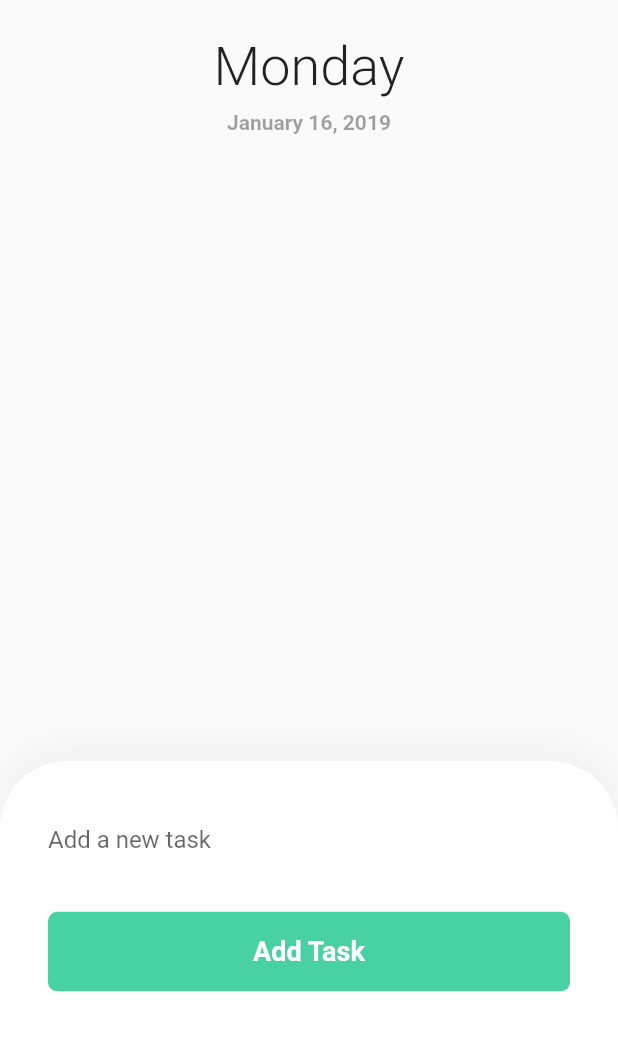
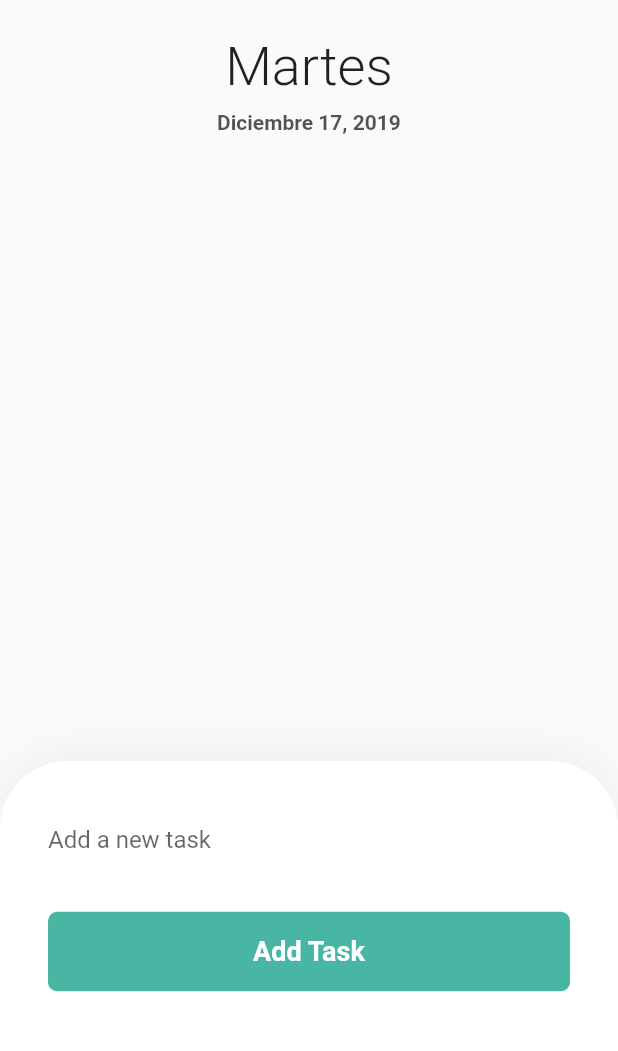
Before and after one commit to JairHuamanBellido/Flutter-TodoApp, a Flutter app: the screen it shows after launch, on a phone screen of 412 x 824 dp, the part 166-1217 px from its top. Run offline on Flutter 3.47's test engine with Material 2 defaults, Android fonts, the phone set to English and light mode, and no system bars; our stand-ins replace flutter_svg.

Commit message:
se mejoro los colores para la redaccion

```diff
--- a/lib/widget/header/header_container.dart
+++ b/lib/widget/header/header_container.dart
@@ -21,7 +21,7 @@ class Header extends StatelessWidget {
             Container(
               margin: EdgeInsets.only(top: 24, bottom: 8),
               child: Text(
-                'Monday',
+                'Martes',
                 textDirection: TextDirection.ltr,
                 textAlign: TextAlign.center,
                 style: TextStyle(fontSize: 36, fontWeight: FontWeight.w300),
@@ -29,11 +29,11 @@ class Header extends StatelessWidget {
             ),
             Container(
               child: Text(
-                'January 16, 2019',
+                'Diciembre 17, 2019',
                 textDirection: TextDirection.ltr,
                 textAlign: TextAlign.center,
                 style: TextStyle(
-                  color: Color.fromRGBO(0, 0, 0, .37),
+                  color: Color.fromRGBO(0, 0, 0, .67),
                   fontWeight: FontWeight.w600,
                 ),
               ),
--- a/lib/widget/header/header_date.dart
+++ b/lib/widget/header/header_date.dart
@@ -7,7 +7,7 @@ class DateItem extends StatelessWidget {
   Widget build(BuildContext context) {
     return Container(
       child: Center(
-          child: Text('Monday'),
+          child: Text('Tuesday'),
       ),
     );
   }
--- a/lib/widget/task/form_task.dart
+++ b/lib/widget/task/form_task.dart
@@ -41,7 +41,7 @@ class FormTask extends StatelessWidget {
                 splashColor: Color.fromRGBO(72, 150, 162, .5),
                 onPressed: _addTask,
                 padding: EdgeInsets.symmetric(vertical: 16),
-                color: Color.fromRGBO(72, 209, 162, 1),
+                color: Color.fromRGBO(72, 182, 162, 1),
                 shape: RoundedRectangleBorder(
                     borderRadius: BorderRadius.circular(6)),
                 child: Text(
--- a/lib/widget/task/task_item.dart
+++ b/lib/widget/task/task_item.dart
@@ -24,7 +24,7 @@ class _TaskState extends State<Task> {
               materialTapTargetSize: MaterialTapTargetSize.shrinkWrap,
             value: isComplete,
             checkColor: Colors.white,
-            activeColor: Color.fromRGBO(72, 209, 162, 1),
+            activeColor: Color.fromRGBO(72, 182, 162, 1),
             onChanged: (bool resp) {
               setState(() {
                 isComplete = resp;
@@ -36,7 +36,7 @@ class _TaskState extends State<Task> {
           Text(
             widget.task,
             textDirection: TextDirection.ltr,
-            style: (  TextStyle(color: isComplete? Color.fromRGBO(72, 209, 162, 1):Colors.black38 )),
+            style: (  TextStyle(color: isComplete? Color.fromRGBO(72, 182, 162, 1):Colors.black87 )),
           )
         ],
       ),
```
